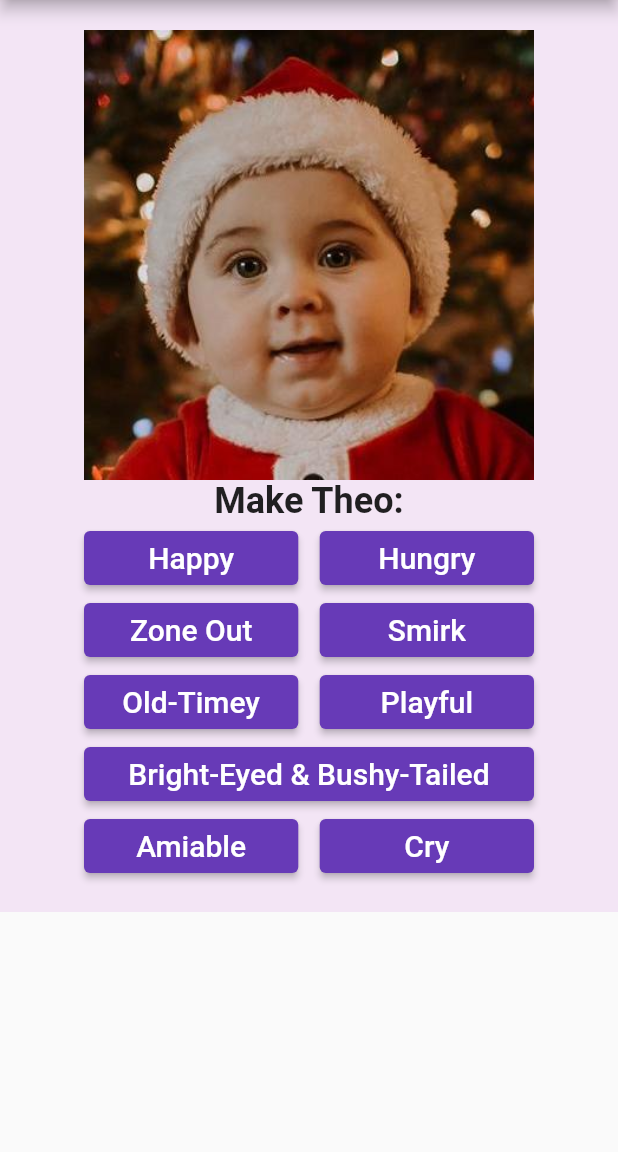
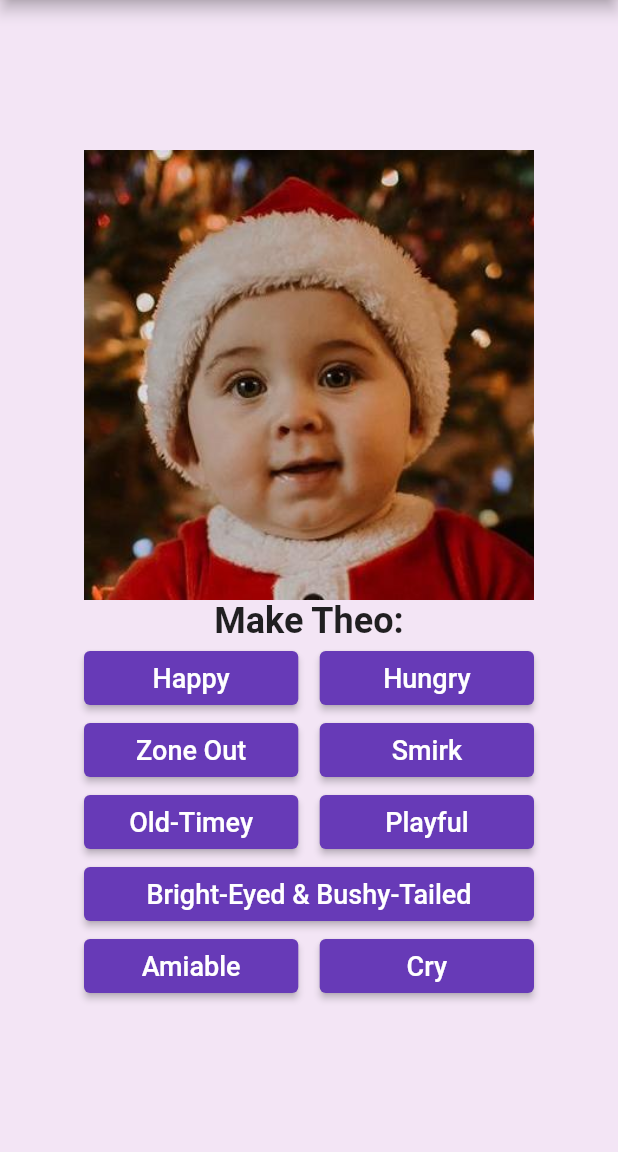
Before and after one commit to Nightlights524/theo_simulator_flutter, a Flutter app: the screen it shows after launch, on a phone screen of 412 x 824 dp, the part 84-1236 px from its top. Run offline on Flutter 3.47's test engine with Material 2 defaults, Android fonts, the phone set to English and light mode, and no system bars.

Commit message:
Functioning Layout

```diff
--- a/lib/main.dart
+++ b/lib/main.dart
@@ -40,7 +40,7 @@ class _MyHomePageState extends State<MyHomePage> {
         onPressed: () => _setImage(imageName),
         child: Text(
           buttonText,
-          style: TextStyle(fontSize: 20),
+          style: TextStyle(fontSize: 18),
         ),
       ),
     );
@@ -57,14 +57,16 @@ class _MyHomePageState extends State<MyHomePage> {
       appBar: AppBar(
         title: Text(widget.title),
       ),
-      body: Container(
-        color: Colors.purple.shade50,
-        // child: Center(
-        // child: SingleChildScrollView(
-        child: SingleChildScrollView(
-          child: Padding(
-            padding: EdgeInsets.all(20),
-            child: Center(
+      body: LayoutBuilder(
+        builder: (BuildContext context, BoxConstraints viewportConstraints) {
+          return SingleChildScrollView(
+            child: Container(
+              padding: EdgeInsets.all(20),
+              color: Colors.purple.shade50,
+              constraints: BoxConstraints(
+                minHeight: viewportConstraints.maxHeight,
+                minWidth: viewportConstraints.maxWidth,
+              ),
               child: Column(
                 mainAxisAlignment: MainAxisAlignment.center,
                 crossAxisAlignment: CrossAxisAlignment.center,
@@ -133,8 +135,8 @@ class _MyHomePageState extends State<MyHomePage> {
                 ],
               ),
             ),
-          ),
-        ),
+          );
+        },
       ),
     );
   }
```
